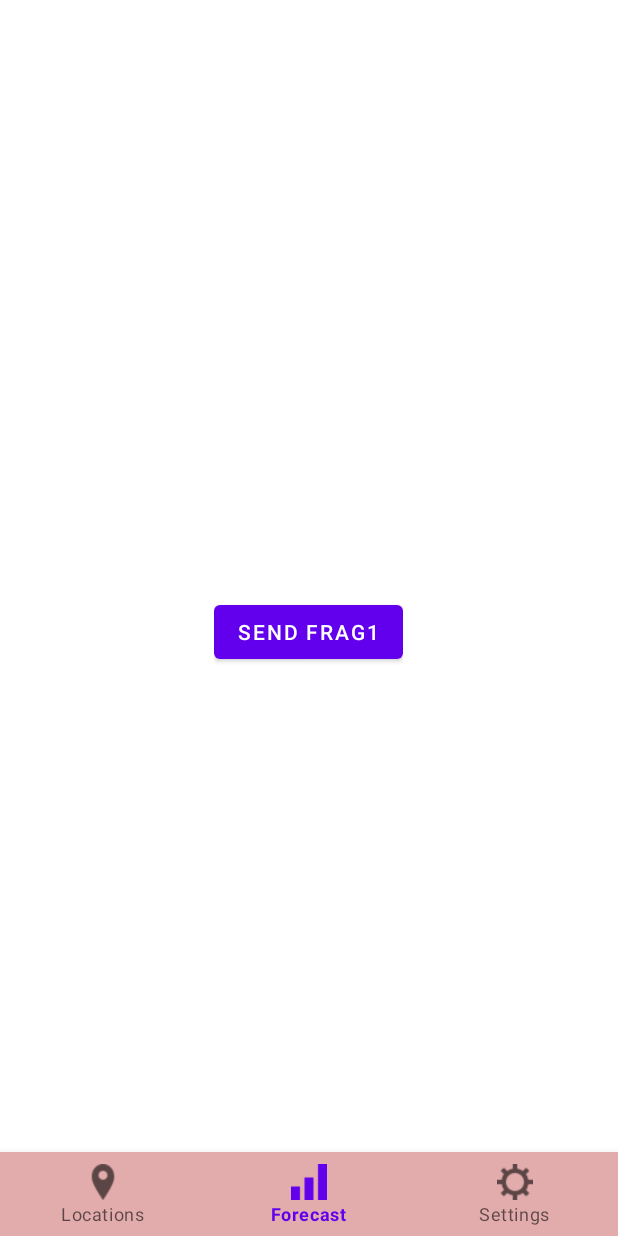
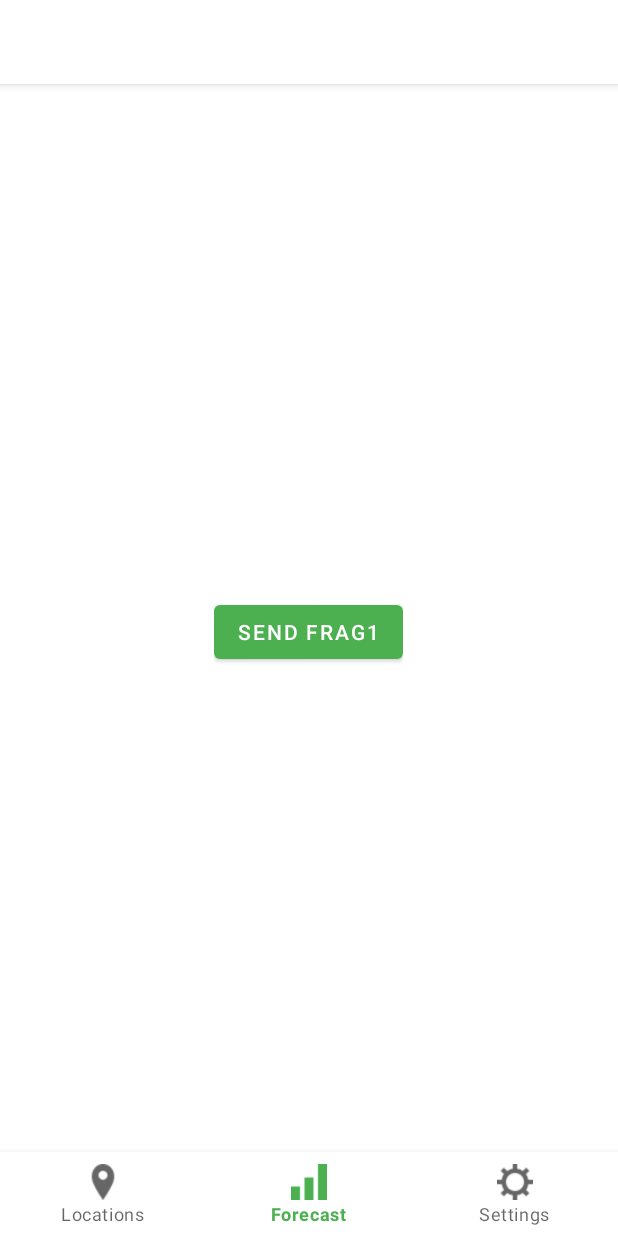
Before and after one commit to OlesiaShinkarenko/testExWeather, an Android app: the screen it shows after launch (MainActivity), item 2 of the bottom bar chosen, on a phone screen of 412 x 824 dp. Run offline under Robolectric (Android 15) with nearby library versions, the phone set to English and light mode, and no system bars.

Commit message:
Added Design ToolBar

```diff
--- a/app/src/main/java/com/example/demo/MainActivity.kt
+++ b/app/src/main/java/com/example/demo/MainActivity.kt
@@ -29,7 +29,7 @@ class MainActivity : AppCompatActivity() {
 
         bNav.selectedItemId = R.id.forecast
 
-//        openFrag(ForecastFragment.newInstance())
+           openFrag(ForecastFragment.newInstance())
 
         bNav.setOnNavigationItemSelectedListener {
             when(it.itemId){
--- a/app/src/main/res/layout/activity_main.xml
+++ b/app/src/main/res/layout/activity_main.xml
@@ -5,11 +5,17 @@
     android:layout_width="match_parent"
     android:layout_height="match_parent"
     tools:context=".MainActivity">
+    <com.google.android.material.appbar.AppBarLayout
+    app:layout_constraintTop_toTopOf="parent"
+    android:layout_width="match_parent"
+        android:background="@color/white"
+    android:layout_height="wrap_content">
+    <Toolbar
+        android:id="@+id/toolbar"
+        android:layout_width="match_parent"
+        android:layout_height="?attr/actionBarSize"/>
+    </com.google.android.material.appbar.AppBarLayout>
 
-    <Toolbar
-        android:layout_width="match_parent"
-        app:layout_constraintTop_toTopOf="parent"
-        android:layout_height="wrap_content"/>
     <FrameLayout
         android:id="@+id/frame"
         android:layout_width="match_parent"
@@ -21,8 +27,7 @@
         android:id="@+id/bNav"
         android:layout_width="0dp"
         android:layout_height="wrap_content"
-        android:foregroundTint="#F8E2E2"
-        app:backgroundTint="#E3ACAC"
+        app:backgroundTint="@color/white"
         app:layout_constraintBottom_toBottomOf="parent"
         app:layout_constraintEnd_toEndOf="parent"
         app:layout_constraintStart_toStartOf="parent"
--- a/app/src/main/res/values/colors.xml
+++ b/app/src/main/res/values/colors.xml
@@ -7,4 +7,5 @@
     <color name="teal_700">#FF018786</color>
     <color name="black">#FF000000</color>
     <color name="white">#FFFFFFFF</color>
+    <color name="bottomNavigationMenu">#4CAF50</color>
 </resources>
--- a/app/src/main/res/values/themes.xml
+++ b/app/src/main/res/values/themes.xml
@@ -2,7 +2,7 @@
     <!-- Base application theme. -->
     <style name="Theme.Demo" parent="Theme.MaterialComponents.DayNight.NoActionBar">
         <!-- Primary brand color. -->
-        <item name="colorPrimary">@color/purple_500</item>
+        <item name="colorPrimary">@color/bottomNavigationMenu</item>
         <item name="colorPrimaryVariant">@color/purple_700</item>
         <item name="colorOnPrimary">@color/white</item>
         <!-- Secondary brand color. -->
```
